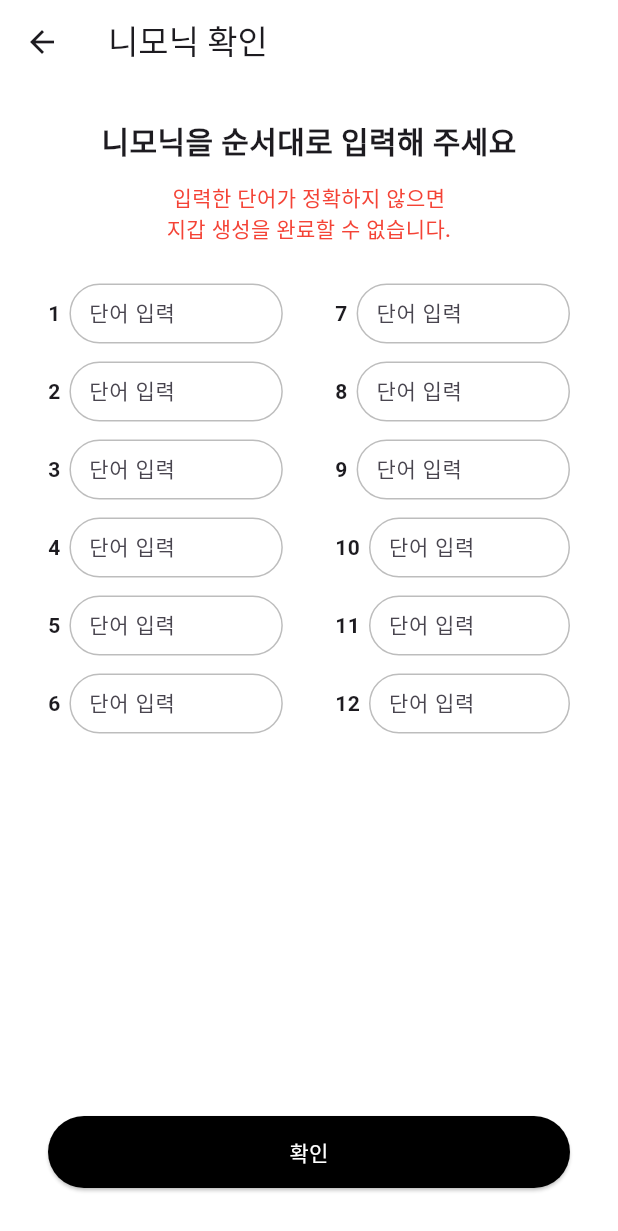
After one commit to angkmfirefoxygal/Eifty, a Flutter app: the WalletMnemonicConfirmScreen screen opened by its route, after a tap on "확인", on a phone screen of 412 x 824 dp. The commit adds this screen. Shown: the top 1231 px of the screen. Run offline on Flutter 3.47's test engine with Material 3 defaults, Android fonts, the phone set to English and light mode, and no system bars; our stand-ins replace convert, flutter_secure_storage; missing offline and left inert: bip39, web3dart; accounts and stored records are empty.

Commit message:
FEAT: 니모닉 확인 과정 추가 및 중단 다이얼로그 추가

```diff
--- a/lib/app/app.dart
+++ b/lib/app/app.dart
@@ -1,6 +1,7 @@
 import 'package:eifty/presentation/screens/home_screen.dart';
 import 'package:eifty/presentation/screens/wallet_list_screen.dart';
 import 'package:eifty/presentation/screens/wallet_created_screen.dart';
+import 'package:eifty/view/wallet/wallet_mnemonic_confirm_screen.dart';
 import 'package:eifty/view/wallet/wallet_mnemonic_screen.dart';
 import 'package:eifty/view/wallet/wallet_recovery_screen.dart';
 import 'package:eifty/viewmodels/wallet_viewmodel.dart';
@@ -25,6 +26,7 @@ class MyApp extends StatelessWidget {
         routes: {
           '/': (context) => const HomeScreen(),
           '/wallet/mnemonic': (context) => const WalletMnemonicScreen(),
+          '/wallet/confirm': (context) => const WalletMnemonicConfirmScreen(),
           '/wallet/created': (context) => const WalletCreatedScreen(),
           '/wallet/recover': (context) => const WalletRecoveryScreen(),
           '/wallet/list': (context) => const WalletListScreen(),
--- /dev/null
+++ b/lib/view/wallet/wallet_mnemonic_confirm_screen.dart
@@ -0,0 +1,220 @@
+import 'package:flutter/material.dart';
+import 'package:provider/provider.dart';
+import 'package:eifty/viewmodels/wallet_viewmodel.dart';
+
+class WalletMnemonicConfirmScreen extends StatefulWidget {
+  const WalletMnemonicConfirmScreen({super.key});
+
+  @override
+  State<WalletMnemonicConfirmScreen> createState() =>
+      _WalletMnemonicConfirmScreenState();
+}
+
+class _WalletMnemonicConfirmScreenState
+    extends State<WalletMnemonicConfirmScreen> {
+  late List<String> correctWords;
+  List<TextEditingController> controllers = [];
+  List<FocusNode> focusNodes = [];
+  int failCount = 0;
+
+  @override
+  void initState() {
+    super.initState();
+    final vm = context.read<WalletViewModel>();
+    correctWords = vm.mnemonic?.split(' ') ?? [];
+    controllers = List.generate(12, (_) => TextEditingController());
+    focusNodes = List.generate(12, (_) => FocusNode());
+  }
+
+  @override
+  void dispose() {
+    for (final c in controllers) {
+      c.dispose();
+    }
+    for (final f in focusNodes) {
+      f.dispose();
+    }
+    super.dispose();
+  }
+
+  void _validateAll() {
+    final inputs = controllers.map((c) => c.text.trim()).toList();
+    bool allMatch = true;
+    for (int i = 0; i < 12; i++) {
+      if (inputs[i] != correctWords[i]) {
+        allMatch = false;
+        break;
+      }
+    }
+
+    if (allMatch) {
+      Navigator.pushReplacementNamed(context, '/wallet/created');
+    } else {
+      setState(() {
+        failCount += 1;
+      });
+
+      if (failCount >= 3) {
+        showDialog(
+          context: context,
+          builder:
+              (_) => AlertDialog(
+                title: const Text('다시 확인해주세요'),
+                content: const Text('입력한 단어들이 모두 일치하지 않습니다.\n니모닉을 다시 확인하시겠어요?'),
+                actions: [
+                  TextButton(
+                    onPressed: () => Navigator.pop(context),
+                    child: const Text('아니오'),
+                  ),
+                  TextButton(
+                    onPressed: () {
+                      Navigator.popUntil(
+                        context,
+                        ModalRoute.withName('/wallet/mnemonic'),
+                      );
+                    },
+                    child: const Text('니모닉 보기'),
+                  ),
+                ],
+              ),
+        );
+      } else {
+        ScaffoldMessenger.of(context).showSnackBar(
+          const SnackBar(content: Text('단어가 일치하지 않습니다. 다시 시도해주세요.')),
+        );
+      }
+    }
+  }
+
+  Widget _buildWordInput(int index) {
+    return Padding(
+      padding: const EdgeInsets.symmetric(vertical: 6),
+      child: SizedBox(
+        width: MediaQuery.of(context).size.width * 0.38,
+        child: Row(
+          children: [
+            Text(
+              '${index + 1}',
+              style: const TextStyle(fontWeight: FontWeight.bold),
+            ),
+            const SizedBox(width: 6),
+            Expanded(
+              child: Container(
+                decoration: BoxDecoration(
+                  border: Border.all(color: Colors.grey.shade400),
+                  borderRadius: BorderRadius.circular(30),
+                ),
+                padding: const EdgeInsets.symmetric(
+                  horizontal: 12,
+                  vertical: 4,
+                ),
+                child: TextField(
+                  controller: controllers[index],
+                  focusNode: focusNodes[index],
+                  textInputAction: TextInputAction.next,
+                  onSubmitted: (_) {
+                    if (index < 11) {
+                      focusNodes[index + 1].requestFocus();
+                    } else {
+                      FocusScope.of(context).unfocus();
+                    }
+                  },
+                  decoration: const InputDecoration(
+                    isDense: true,
+                    border: InputBorder.none,
+                    hintText: '단어 입력',
+                  ),
+                  style: const TextStyle(fontSize: 14),
+                ),
+              ),
+            ),
+          ],
+        ),
+      ),
+    );
+  }
+
+  @override
+  Widget build(BuildContext context) {
+    return Scaffold(
+      appBar: AppBar(
+        title: const Text('니모닉 확인'),
+        leading: IconButton(
+          icon: const Icon(Icons.arrow_back),
+          onPressed: () {
+            showDialog(
+              context: context,
+              builder:
+                  (_) => AlertDialog(
+                    backgroundColor: Colors.white,
+                    title: const Text('지갑 생성 취소'),
+                    content: const Text('지갑 생성을 중단하시겠어요?\n진행 중인 정보는 모두 삭제됩니다.'),
+                    actions: [
+                      TextButton(
+                        onPressed: () => Navigator.pop(context),
+                        child: const Text('계속 생성'),
+                      ),
+                      TextButton(
+                        onPressed: () {
+                          Navigator.pop(context);
+                          Navigator.pop(context);
+                        },
+                        child: const Text('나가기'),
+                      ),
+                    ],
+                  ),
+            );
+          },
+        ),
+        elevation: 0,
+        forceMaterialTransparency: true,
+      ),
+      body: Padding(
+        padding: const EdgeInsets.all(8.0),
+        child: Column(
+          children: [
+            const SizedBox(height: 15),
+            const Text(
+              '니모닉을 순서대로 입력해 주세요',
+              style: TextStyle(fontSize: 20, fontWeight: FontWeight.bold),
+            ),
+            const SizedBox(height: 12),
+            const Text(
+              '입력한 단어가 정확하지 않으면\n지갑 생성을 완료할 수 없습니다.',
+              textAlign: TextAlign.center,
+              style: TextStyle(color: Colors.red, fontWeight: FontWeight.w500),
+            ),
+            const SizedBox(height: 20),
+            Padding(
+              padding: const EdgeInsets.symmetric(horizontal: 24),
+              child: Column(
+                children: List.generate(6, (i) {
+                  return Row(
+                    mainAxisAlignment: MainAxisAlignment.spaceBetween,
+                    children: [_buildWordInput(i), _buildWordInput(i + 6)],
+                  );
+                }),
+              ),
+            ),
+            const Spacer(),
+            Padding(
+              padding: const EdgeInsets.all(24.0),
+              child: SizedBox(
+                width: double.infinity,
+                child: ElevatedButton(
+                  onPressed: _validateAll,
+                  style: ElevatedButton.styleFrom(
+                    backgroundColor: Colors.black,
+                    foregroundColor: Colors.white,
+                    minimumSize: const Size.fromHeight(48),
+                  ),
+                  child: const Text('확인'),
+                ),
+              ),
+            ),
+          ],
+        ),
+      ),
+    );
+  }
+}
--- a/lib/view/wallet/wallet_mnemonic_screen.dart
+++ b/lib/view/wallet/wallet_mnemonic_screen.dart
@@ -124,13 +124,15 @@ class _WalletMnemonicScreenState extends State<WalletMnemonicScreen> {
                           : () async {
                             final vm = context.read<WalletViewModel>();
                             await vm.createAndSaveWallet(context, mnemonic!);
+                            Navigator.pushNamed(context, '/wallet/confirm');
                           },
+
                   style: ElevatedButton.styleFrom(
                     backgroundColor: Colors.black,
                     foregroundColor: Colors.white,
                     minimumSize: const Size.fromHeight(48),
                   ),
-                  child: const Text('지갑 생성 완료'),
+                  child: const Text('니모닉 확인하기'),
                 ),
               ),
             ),
```
Also changed, not shown: lib/view/wallet/wallet_recovery_screen.dart (+27 -0 lines).
